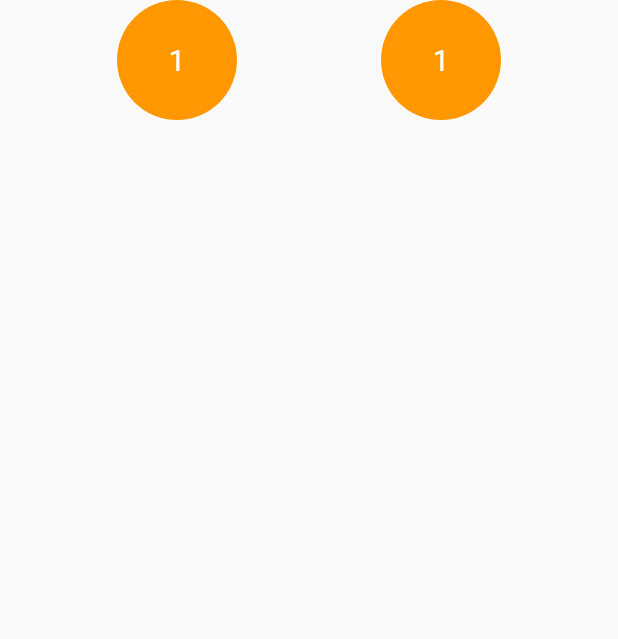
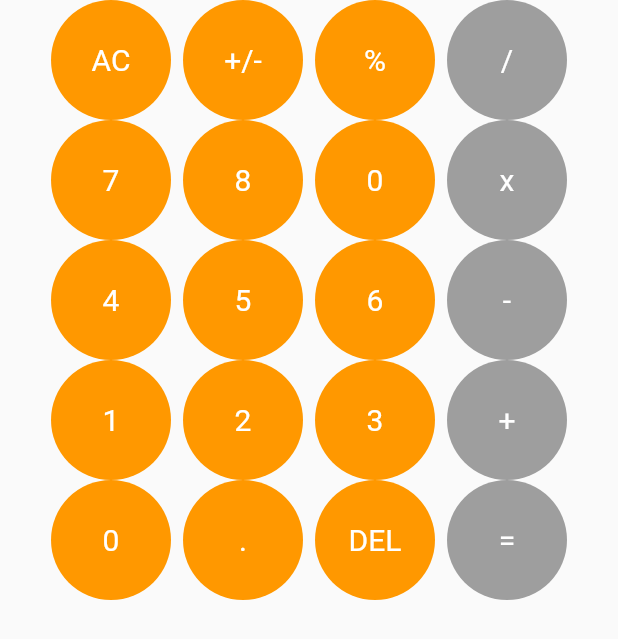
Before and after one commit to deepak20001/Calculator, a Flutter app: the screen it shows after launch, on a phone screen of 412 x 824 dp. Shown: the top 639 px of the screen. Run offline on Flutter 3.47's test engine with Material 2 defaults, Android fonts, the phone set to English and light mode, and no system bars.

Commit message:
made all buttons

```diff
--- a/lib/components/my_button.dart
+++ b/lib/components/my_button.dart
@@ -1,15 +1,24 @@
 import 'package:flutter/material.dart';
 
 class MyButton extends StatelessWidget {
+  final String title;
+  final Color colors;
+
+  const MyButton({
+    Key? key,
+    required this.title,
+    this.colors = Colors.orange,
+  }) : super(key: key);
+
   @override
   Widget build(BuildContext context) {
     return Expanded(
       child: Container(
         height: 80,
-        decoration: BoxDecoration(shape: BoxShape.circle, color: Colors.orange),
+        decoration: BoxDecoration(shape: BoxShape.circle, color: colors),
         child: Center(
           child: Text(
-            "1",
+            title,
             style: TextStyle(fontSize: 20, color: Colors.white),
           ),
         ),
--- a/lib/home_page.dart
+++ b/lib/home_page.dart
@@ -20,8 +20,87 @@ class _HomePageState extends State<HomePage> {
             children: [
               Row(
                 children: [
-                  MyButton(),
-                  MyButton(),
+                  MyButton(
+                    title: "AC",
+                  ),
+                  MyButton(
+                    title: "+/-",
+                  ),
+                  MyButton(
+                    title: "%",
+                  ),
+                  MyButton(
+                    title: "/",
+                    colors: Colors.grey,
+                  ),
+                ],
+              ),
+              Row(
+                children: [
+                  MyButton(
+                    title: "7",
+                  ),
+                  MyButton(
+                    title: "8",
+                  ),
+                  MyButton(
+                    title: "0",
+                  ),
+                  MyButton(
+                    title: "x",
+                    colors: Colors.grey,
+                  ),
+                ],
+              ),
+              Row(
+                children: [
+                  MyButton(
+                    title: "4",
+                  ),
+                  MyButton(
+                    title: "5",
+                  ),
+                  MyButton(
+                    title: "6",
+                  ),
+                  MyButton(
+                    title: "-",
+                    colors: Colors.grey,
+                  ),
+                ],
+              ),
+              Row(
+                children: [
+                  MyButton(
+                    title: "1",
+                  ),
+                  MyButton(
+                    title: "2",
+                  ),
+                  MyButton(
+                    title: "3",
+                  ),
+                  MyButton(
+                    title: "+",
+                    colors: Colors.grey,
+                  ),
+                ],
+              ),
+              Row(
+                children: [
+                  MyButton(
+                    title: "0",
+                  ),
+                  MyButton(
+                    title: ".",
+                  ),
+                  MyButton(
+                    title: "DEL",
+                  ),
+                  MyButton(
+                    title: "=",
+                    colors: Colors.grey,
+                  ),
                 ],
               ),
               SizedBox(height: 10),
```
